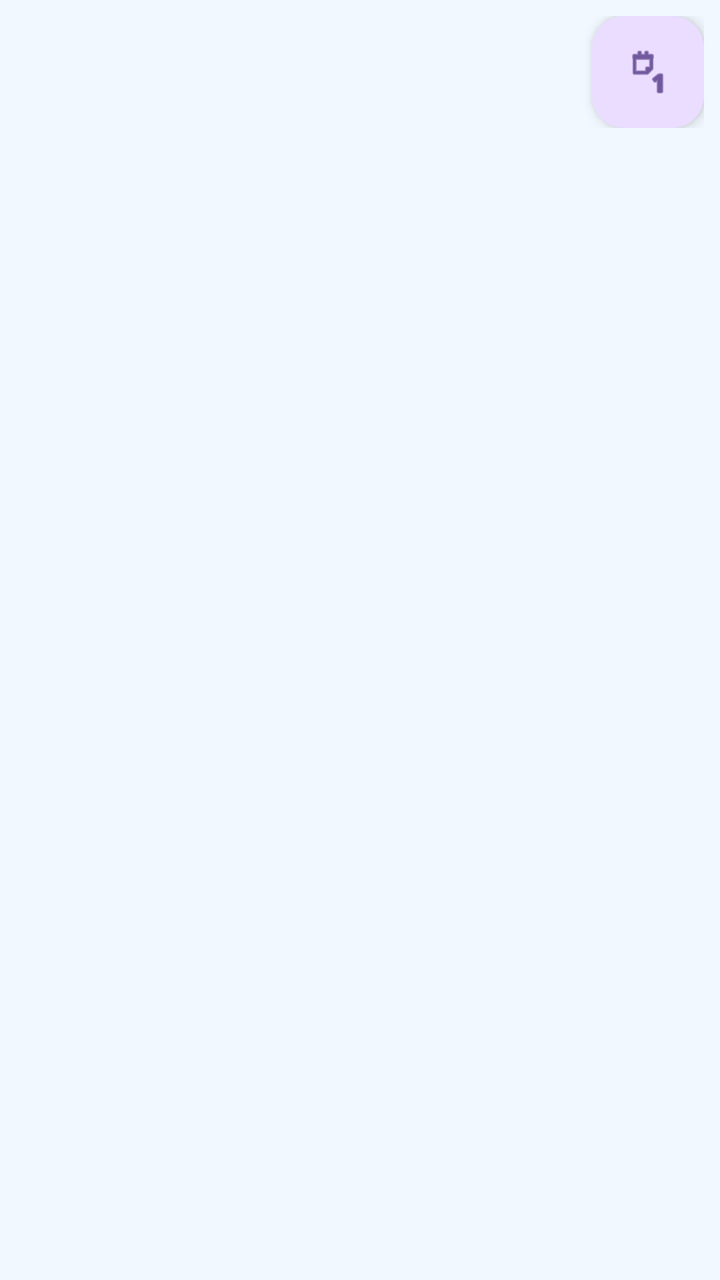
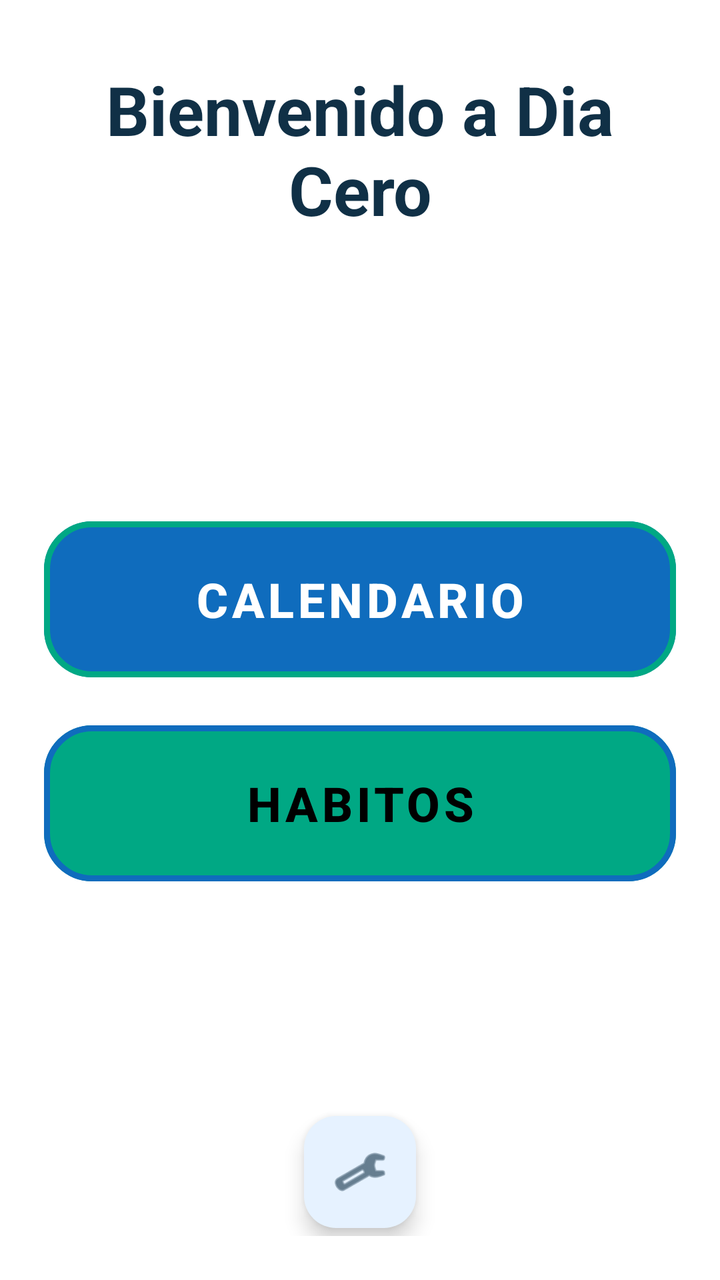

Before-and-after screenshots of an Android layout around one commit, followed by the original layout XML and the change that was made.
<!-- AndroidManifest.xml: application theme Theme.DiaCero -->
<!-- res/layout/activity_main.xml -->
<?xml version="1.0" encoding="utf-8"?>
<LinearLayout
    xmlns:android="http://schemas.android.com/apk/res/android"
    xmlns:app="http://schemas.android.com/apk/res-auto"
    android:layout_width="match_parent"
    android:layout_height="match_parent"
    android:orientation="vertical">

    <FrameLayout
        android:layout_width="match_parent"
        android:layout_height="wrap_content"
        android:padding="8dp">

        <com.google.android.material.floatingactionbutton.FloatingActionButton
            android:id="@+id/fabThemeToggle"
            android:layout_width="wrap_content"
            android:layout_height="wrap_content"
            android:layout_gravity="end"
            android:contentDescription="Cambiar tema"
            app:fabSize="mini"
            app:elevation="4dp"
            android:src="@android:drawable/ic_menu_day" />
    </FrameLayout>

    <androidx.fragment.app.FragmentContainerView
        android:id="@+id/fragmentContainer"
        android:layout_width="match_parent"
        android:layout_height="0dp"
        android:layout_weight="1" />

</LinearLayout>
<!-- resources referenced by this layout -->
<resources>
  <style name="Theme.DiaCero" parent="Base.Theme.DiaCero" />
  <style name="Base.Theme.DiaCero" parent="Theme.Material3.DayNight.NoActionBar">
          
          <item name="colorPrimary">@color/primary</item>
          <item name="colorOnPrimary">@color/white</item>
          <item name="colorSecondary">@color/secondary</item>
          <item name="colorOnSecondary">@color/white</item>
  
          
          <item name="android:windowBackground">@color/background</item>
          <item name="colorSurface">@color/surface</item>
          <item name="colorSurfaceVariant">@color/surface_variant</item>
          <item name="colorOnSurface">@color/text_primary</item>
          <item name="colorOnSurfaceVariant">@color/text_secondary</item>
      </style>
  <color name="primary">#0F6CBD</color>
  <color name="white">#FFFFFFFF</color>
  <color name="secondary">#00A884</color>
  <color name="background">#F2F8FF</color>
  <color name="surface">#FFFFFF</color>
  <color name="surface_variant">#E6F2FF</color>
  <color name="text_primary">#103046</color>
  <color name="text_secondary">#4E6A7A</color>
</resources>

<!-- the commit's change to res/layout/activity_main.xml (unified diff, before → after) -->
@@ -1,31 +1,97 @@
 <?xml version="1.0" encoding="utf-8"?>
-<LinearLayout
-    xmlns:android="http://schemas.android.com/apk/res/android"
+<androidx.constraintlayout.widget.ConstraintLayout xmlns:android="http://schemas.android.com/apk/res/android"
     xmlns:app="http://schemas.android.com/apk/res-auto"
     android:layout_width="match_parent"
     android:layout_height="match_parent"
-    android:orientation="vertical">
+    android:background="?attr/colorSurface"
+    android:paddingHorizontal="22dp"
+    android:paddingTop="32dp"
+    android:paddingBottom="22dp">
 
-    <FrameLayout
-        android:layout_width="match_parent"
+    <TextView
+        android:id="@+id/tvBienvenida"
+        android:layout_width="0dp"
         android:layout_height="wrap_content"
-        android:padding="8dp">
+        android:gravity="center"
+        android:text="Bienvenido a Dia Cero"
+        android:textColor="?attr/colorOnSurface"
+        android:textSize="34sp"
+        android:textStyle="bold"
+        app:layout_constraintTop_toTopOf="parent"
+        app:layout_constraintStart_toStartOf="parent"
+        app:layout_constraintEnd_toEndOf="parent" />
 
-        <com.google.android.material.floatingactionbutton.FloatingActionButton
-            android:id="@+id/fabThemeToggle"
-            android:layout_width="wrap_content"
-            android:layout_height="wrap_content"
-            android:layout_gravity="end"
-            android:contentDescription="Cambiar tema"
-            app:fabSize="mini"
-            app:elevation="4dp"
-            android:src="@android:drawable/ic_menu_day" />
-    </FrameLayout>
+    <LinearLayout
+        android:id="@+id/menuContainer"
+        android:layout_width="0dp"
+        android:layout_height="wrap_content"
+        android:orientation="vertical"
+        android:gravity="center"
+        app:layout_constraintTop_toBottomOf="@id/tvBienvenida"
+        app:layout_constraintBottom_toTopOf="@id/fabSettings"
+        app:layout_constraintStart_toStartOf="parent"
+        app:layout_constraintEnd_toEndOf="parent">
+
+        <com.google.android.material.button.MaterialButton
+            android:id="@+id/btnCalendario"
+            android:layout_width="match_parent"
+            android:layout_height="86dp"
+            android:layout_marginTop="26dp"
+            android:text="CALENDARIO"
+            android:textAllCaps="false"
+            android:textColor="@color/white"
+            android:textSize="24sp"
+            android:textStyle="bold"
+            android:letterSpacing="0.08"
+            app:backgroundTint="@color/primary"
+            app:cornerRadius="24dp"
+            app:rippleColor="@color/secondary"
+            app:strokeColor="@color/secondary"
+            app:strokeWidth="3dp"
+            app:elevation="10dp" />
+
+        <com.google.android.material.button.MaterialButton
+            android:id="@+id/btnHabitos"
+            android:layout_width="match_parent"
+            android:layout_height="86dp"
+            android:layout_marginTop="16dp"
+            android:text="HABITOS"
+            android:textAllCaps="false"
+            android:textColor="@color/black"
+            android:textSize="24sp"
+            android:textStyle="bold"
+            android:letterSpacing="0.08"
+            app:backgroundTint="@color/secondary"
+            app:cornerRadius="24dp"
+            app:rippleColor="@color/primary"
+            app:strokeColor="@color/primary"
+            app:strokeWidth="3dp"
+            app:elevation="10dp" />
+    </LinearLayout>
+
+    <com.google.android.material.floatingactionbutton.FloatingActionButton
+        android:id="@+id/fabSettings"
+        android:layout_width="wrap_content"
+        android:layout_height="wrap_content"
+        android:layout_marginBottom="4dp"
+        android:contentDescription="Ajustes generales"
+        android:src="@android:drawable/ic_menu_manage"
+        app:backgroundTint="?attr/colorSurfaceVariant"
+        app:elevation="6dp"
+        app:maxImageSize="28dp"
+        app:tint="?attr/colorOnSurface"
+        app:layout_constraintBottom_toBottomOf="parent"
+        app:layout_constraintStart_toStartOf="parent"
+        app:layout_constraintEnd_toEndOf="parent" />
 
     <androidx.fragment.app.FragmentContainerView
         android:id="@+id/fragmentContainer"
-        android:layout_width="match_parent"
+        android:layout_width="0dp"
         android:layout_height="0dp"
-        android:layout_weight="1" />
+        android:visibility="gone"
+        app:layout_constraintTop_toTopOf="parent"
+        app:layout_constraintBottom_toBottomOf="parent"
+        app:layout_constraintStart_toStartOf="parent"
+        app:layout_constraintEnd_toEndOf="parent" />
 
-</LinearLayout>
+</androidx.constraintlayout.widget.ConstraintLayout>
<!-- resource entries referenced after the edit -->
@@ -1,5 +1,6 @@
 <!-- resources referenced by this layout -->
 <resources>
+  <color name="black">#FF000000</color>
   <style name="Theme.DiaCero" parent="Base.Theme.DiaCero" />
   <style name="Base.Theme.DiaCero" parent="Theme.Material3.DayNight.NoActionBar">
           
